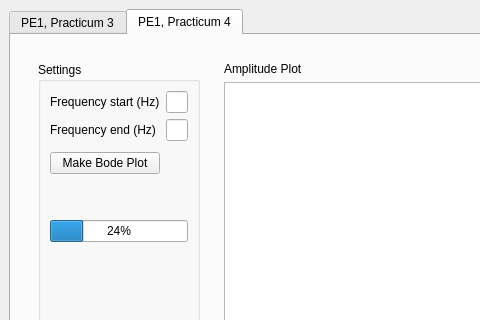
Before: the Qt Designer form interface.ui in leon-vv/fourier-frequency-analysis, drawn with Qt 5; both pictures show x 0 to 480 and y 0 to 320 of the 805 by 703 pixel window.
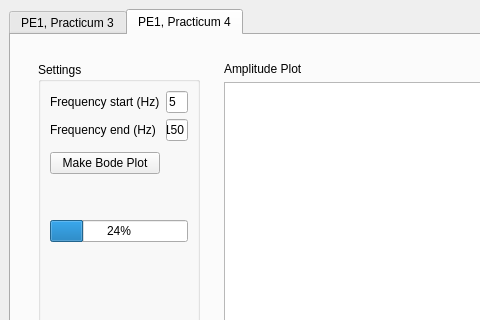
After: the same form once the commit is applied. Custom widgets are drawn as their Qt base class.

Commit message: Set default frequency range

Diff of the .ui file:
```diff
--- a/interface.ui
+++ b/interface.ui
@@ -518,7 +518,11 @@
                   </widget>
                  </item>
                  <item row="0" column="1">
-                  <widget class="QLineEdit" name="frequency_start_edit"/>
+                  <widget class="QLineEdit" name="frequency_start_edit">
+                   <property name="text">
+                    <string>5</string>
+                   </property>
+                  </widget>
                  </item>
                  <item row="1" column="0">
                   <widget class="QLabel" name="label_22">
@@ -528,7 +532,11 @@
                   </widget>
                  </item>
                  <item row="1" column="1">
-                  <widget class="QLineEdit" name="frequency_end_edit"/>
+                  <widget class="QLineEdit" name="frequency_end_edit">
+                   <property name="text">
+                    <string>150</string>
+                   </property>
+                  </widget>
                  </item>
                  <item row="7" column="0">
                   <spacer name="verticalSpacer_2">
```
The commit also changes 1 other file.
